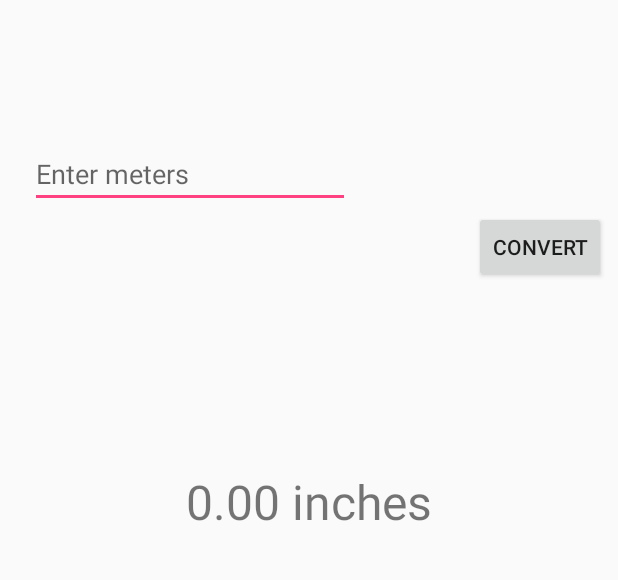
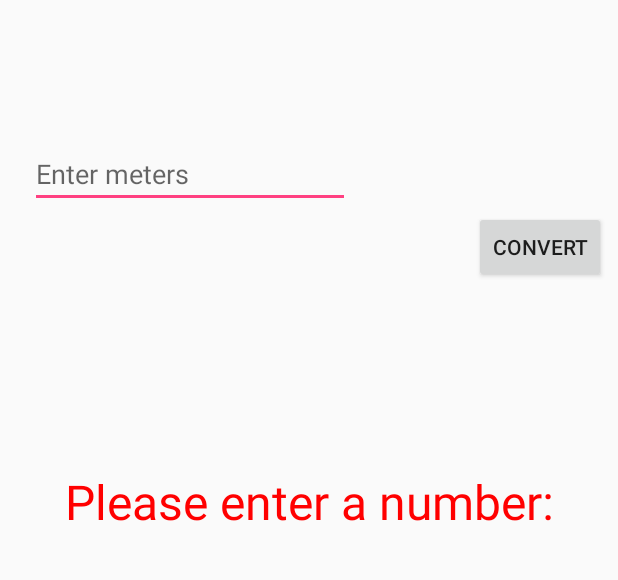
Before and after one commit to pp-will/Conversion, an Android app: the screen it shows after launch (MainActivity), after a tap on "CONVERT", on a phone screen of 412 x 824 dp, the part 233-813 px from its top. Run offline under Robolectric (Android 15) with nearby library versions, the phone set to English and light mode, and no system bars.

Commit message:
error handling for empty input

```diff
--- a/app/src/main/java/com/example/meterstoinches/MainActivity.java
+++ b/app/src/main/java/com/example/meterstoinches/MainActivity.java
@@ -1,5 +1,6 @@
 package com.example.meterstoinches;
 
+import android.graphics.Color;
 import android.support.v7.app.AppCompatActivity;
 import android.os.Bundle;
 import android.view.View;
@@ -21,14 +22,37 @@ public class MainActivity extends AppCompatActivity {
         convertButton = findViewById(R.id.convertButton);
         editMeters = findViewById(R.id.editMeters);
         showMeters = findViewById(R.id.showMeters);
+
+        convertButton.setOnClickListener(new View.OnClickListener() {
+            @Override
+            public void onClick(View v) {
+                double result = 0.0; //holder
+                if(editMeters.getText().toString().equals("")) {
+                    showMeters.setText(R.string.error_message);
+                    showMeters.setTextColor(Color.RED);
+                } else {
+                    double meters =Double.parseDouble(editMeters.getText().toString());
+                    result = meters * CONVERSION;
+                    showMeters.setTextColor(Color.DKGRAY);
+                    showMeters.setText(String.format("%.2f", result) + " inches");
+                }
+            }
+        });
     }
 
-    public void convertMetersToInches(View view) {
+
+
+   /* public void convertMetersToInches(View view) {
         double result = 0.0; //holder
         double meters =Double.parseDouble(editMeters.getText().toString());
 
-        result = meters * CONVERSION;
+        if(editMeters.getText().toString().equals("")) {
+            showMeters.setText(R.string.error_message);
+            showMeters.setTextColor(Color.RED);
+        } else {
+            result = meters * CONVERSION;
+            showMeters.setTextColor(Color.DKGRAY);
+            showMeters.setText(String.format("%.2f", result) + " inches");
+        }*/
 
-        showMeters.setText(String.format("%.2f", result) + " inches");
-    }
 }
--- a/app/src/main/res/layout/activity_main.xml
+++ b/app/src/main/res/layout/activity_main.xml
@@ -55,7 +55,7 @@
         app:layout_constraintEnd_toEndOf="parent"
         app:layout_constraintTop_toTopOf="parent"
         app:layout_constraintVertical_bias="0.33"
-        android:onClick="convertMetersToInches"/>
+        />
 
     <TextView
         android:id="@+id/showMeters"
--- a/app/src/main/res/values/strings.xml
+++ b/app/src/main/res/values/strings.xml
@@ -2,4 +2,5 @@
     <string name="app_name">MetersToInches</string>
     <string name="convert">convert</string>
     <string name="inches"></string>
+    <string name="error_message">Please enter a number:</string>
 </resources>
```
